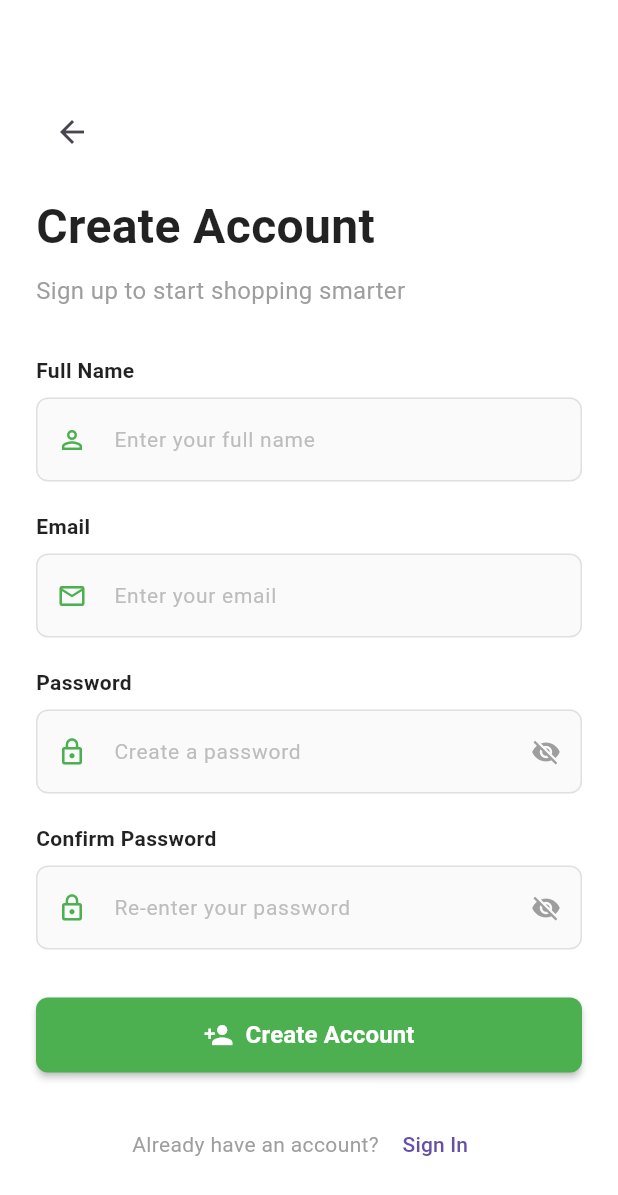
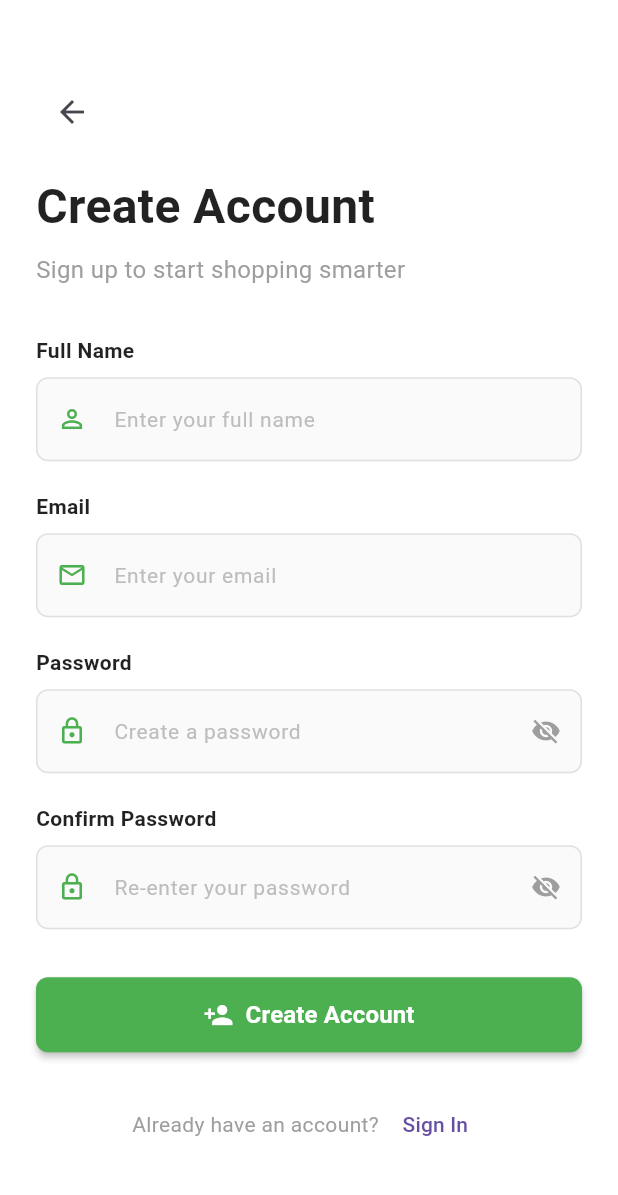
Before and after one commit to Naiman2000/Smart-Navigation-System, a Flutter app: the screen it shows after launch, after a tap on "Login", after a tap on "Sign Up", on a phone screen of 412 x 824 dp. Shown: the top 1195 px of the screen. Run offline on Flutter 3.47's test engine with Material 3 defaults, Android fonts, the phone set to English and light mode, and no system bars; our stand-ins replace cloud_firestore, firebase_auth, firebase_core, flutter_blue_plus; accounts and stored records are empty.

Commit message:
feat: implement initial Firebase setup, user authentication, and core application screens including login, register, map, and shopping list.

```diff
--- a/lib/main.dart
+++ b/lib/main.dart
@@ -15,6 +15,44 @@ import 'screens/profile_screen.dart';
 void main() async {
   // Ensure Flutter bindings are initialized
   WidgetsFlutterBinding.ensureInitialized();
+
+  // Check for placeholder credentials
+  if (DefaultFirebaseOptions.currentPlatform.apiKey == 'YOUR_API_KEY_HERE') {
+    runApp(
+      const MaterialApp(
+        home: Scaffold(
+          body: Center(
+            child: Padding(
+              padding: EdgeInsets.all(24.0),
+              child: Column(
+                mainAxisAlignment: MainAxisAlignment.center,
+                children: [
+                  Icon(
+                    Icons.warning_amber_rounded,
+                    color: Colors.red,
+                    size: 64,
+                  ),
+                  SizedBox(height: 16),
+                  Text(
+                    'Firebase Not Configured',
+                    style: TextStyle(fontSize: 24, fontWeight: FontWeight.bold),
+                  ),
+                  SizedBox(height: 16),
+                  Text(
+                    'The app is using placeholder Firebase credentials.\n\n'
+                    'Please run "flutterfire configure" or update "lib/firebase_options.dart" with your actual project keys.',
+                    textAlign: TextAlign.center,
+                    style: TextStyle(fontSize: 16),
+                  ),
+                ],
+              ),
+            ),
+          ),
+        ),
+      ),
+    );
+    return;
+  }
 
   // Initialize Firebase
   try {
--- a/lib/screens/login_screen.dart
+++ b/lib/screens/login_screen.dart
@@ -17,7 +17,6 @@ class _LoginScreenState extends State<LoginScreen> {
   final _firebaseService = FirebaseService();
 
   bool _isLoading = false;
-  String? _errorMessage;
 
   @override
   void dispose() {
@@ -33,7 +32,6 @@ class _LoginScreenState extends State<LoginScreen> {
 
     setState(() {
       _isLoading = true;
-      _errorMessage = null;
     });
 
     try {
@@ -46,17 +44,44 @@ class _LoginScreenState extends State<LoginScreen> {
         // Navigate to home screen
         Navigator.pushReplacementNamed(context, '/home');
       } else {
+        if (mounted) {
+          _showError('Login failed. Please try again.');
+        }
+      }
+    } catch (e) {
+      if (mounted) {
+        // Clean up error message
+        String message = e.toString();
+        if (message.startsWith('Exception: ')) {
+          message = message.substring(11);
+        }
+        _showError(message);
+      }
+    } finally {
+      if (mounted) {
         setState(() {
-          _errorMessage = 'Login failed. Please try again.';
           _isLoading = false;
         });
       }
-    } catch (e) {
-      setState(() {
-        _errorMessage = 'An error occurred: $e';
-        _isLoading = false;
-      });
     }
+  }
+
+  void _showError(String message) {
+    ScaffoldMessenger.of(context).showSnackBar(
+      SnackBar(
+        content: Row(
+          children: [
+            const Icon(Icons.error_outline, color: Colors.white),
+            const SizedBox(width: 12),
+            Expanded(child: Text(message)),
+          ],
+        ),
+        backgroundColor: Colors.red.shade600,
+        behavior: SnackBarBehavior.floating,
+        shape: RoundedRectangleBorder(borderRadius: BorderRadius.circular(8)),
+        margin: const EdgeInsets.all(16),
+      ),
+    );
   }
 
   Future<void> _handleForgotPassword() async {
@@ -159,27 +184,11 @@ class _LoginScreenState extends State<LoginScreen> {
       }
     } catch (e) {
       if (mounted) {
-        showDialog(
-          context: context,
-          builder: (context) => AlertDialog(
-            title: const Row(
-              children: [
-                Icon(Icons.error, color: Colors.red),
-                SizedBox(width: 8),
-                Text('Error'),
-              ],
-            ),
-            content: Text(
-              'Failed to send reset email.\n$e\n\nPlease make sure the email address is correct.',
-            ),
-            actions: [
-              TextButton(
-                onPressed: () => Navigator.pop(context),
-                child: const Text('OK'),
-              ),
-            ],
-          ),
-        );
+        String message = e.toString();
+        if (message.startsWith('Exception: ')) {
+          message = message.substring(11);
+        }
+        _showError(message);
       }
     }
   }
@@ -188,21 +197,17 @@ class _LoginScreenState extends State<LoginScreen> {
   Widget build(BuildContext context) {
     return Scaffold(
       body: SafeArea(
+        child: Center(
           child: SingleChildScrollView(
             padding: const EdgeInsets.all(24.0),
             child: Form(
               key: _formKey,
               child: Column(
                 crossAxisAlignment: CrossAxisAlignment.stretch,
+                mainAxisAlignment: MainAxisAlignment.center,
                 children: [
-                const SizedBox(height: 60),
-
                   // Logo/Icon
-                Icon(
-                  Icons.navigation,
-                  size: 80,
-                  color: Colors.green,
-                ),
+                  const Icon(Icons.navigation, size: 80, color: Colors.green),
                   const SizedBox(height: 16),
 
                   // Title
@@ -218,38 +223,10 @@ class _LoginScreenState extends State<LoginScreen> {
                   const SizedBox(height: 8),
                   const Text(
                     'Your Personal Shopping Assistant',
-                  style: TextStyle(
-                    fontSize: 16,
-                    color: Colors.grey,
-                  ),
+                    style: TextStyle(fontSize: 16, color: Colors.grey),
                     textAlign: TextAlign.center,
                   ),
                   const SizedBox(height: 48),
-
-                // Error Message
-                if (_errorMessage != null) ...[
-                  Container(
-                    padding: const EdgeInsets.all(12),
-                    decoration: BoxDecoration(
-                      color: Colors.red.shade50,
-                      borderRadius: BorderRadius.circular(8),
-                      border: Border.all(color: Colors.red),
-                    ),
-                    child: Row(
-                      children: [
-                        Icon(Icons.error_outline, color: Colors.red, size: 20),
-                        const SizedBox(width: 8),
-                        Expanded(
-                          child: Text(
-                            _errorMessage!,
-                            style: const TextStyle(color: Colors.red),
-                          ),
-                        ),
-                      ],
-                    ),
-                  ),
-                  const SizedBox(height: 16),
-                ],
 
                   // Email Field
                   InputField(
@@ -308,8 +285,8 @@ class _LoginScreenState extends State<LoginScreen> {
                       ),
                     ],
                   ),
-                const SizedBox(height: 32),
                 ],
+              ),
             ),
           ),
         ),
--- a/lib/screens/register_screen.dart
+++ b/lib/screens/register_screen.dart
@@ -19,7 +19,6 @@ class _RegisterScreenState extends State<RegisterScreen> {
   final _firebaseService = FirebaseService();
 
   bool _isLoading = false;
-  String? _errorMessage;
 
   @override
   void dispose() {
@@ -36,15 +35,12 @@ class _RegisterScreenState extends State<RegisterScreen> {
     }
 
     if (_passwordController.text != _confirmPasswordController.text) {
-      setState(() {
-        _errorMessage = 'Passwords do not match';
-      });
+      _showError('Passwords do not match');
       return;
     }
 
     setState(() {
       _isLoading = true;
-      _errorMessage = null;
     });
 
     try {
@@ -58,17 +54,43 @@ class _RegisterScreenState extends State<RegisterScreen> {
         // Navigate to home screen
         Navigator.pushReplacementNamed(context, '/home');
       } else {
+        if (mounted) {
+          _showError('Registration failed. Please try again.');
+        }
+      }
+    } catch (e) {
+      if (mounted) {
+        String message = e.toString();
+        if (message.startsWith('Exception: ')) {
+          message = message.substring(11);
+        }
+        _showError(message);
+      }
+    } finally {
+      if (mounted) {
         setState(() {
-          _errorMessage = 'Registration failed. Please try again.';
           _isLoading = false;
         });
       }
-    } catch (e) {
-      setState(() {
-        _errorMessage = 'An error occurred: $e';
-        _isLoading = false;
-      });
     }
+  }
+
+  void _showError(String message) {
+    ScaffoldMessenger.of(context).showSnackBar(
+      SnackBar(
+        content: Row(
+          children: [
+            const Icon(Icons.error_outline, color: Colors.white),
+            const SizedBox(width: 12),
+            Expanded(child: Text(message)),
+          ],
+        ),
+        backgroundColor: Colors.red.shade600,
+        behavior: SnackBarBehavior.floating,
+        shape: RoundedRectangleBorder(borderRadius: BorderRadius.circular(8)),
+        margin: const EdgeInsets.all(16),
+      ),
+    );
   }
 
   String? _validateConfirmPassword(String? value) {
@@ -85,15 +107,15 @@ class _RegisterScreenState extends State<RegisterScreen> {
   Widget build(BuildContext context) {
     return Scaffold(
       body: SafeArea(
+        child: Center(
           child: SingleChildScrollView(
             padding: const EdgeInsets.all(24.0),
             child: Form(
               key: _formKey,
               child: Column(
                 crossAxisAlignment: CrossAxisAlignment.stretch,
+                mainAxisAlignment: MainAxisAlignment.center,
                 children: [
-                const SizedBox(height: 40),
-
                   // Back Button
                   Align(
                     alignment: Alignment.centerLeft,
@@ -116,37 +138,9 @@ class _RegisterScreenState extends State<RegisterScreen> {
                   const SizedBox(height: 8),
                   const Text(
                     'Sign up to start shopping smarter',
-                  style: TextStyle(
-                    fontSize: 16,
-                    color: Colors.grey,
-                  ),
+                    style: TextStyle(fontSize: 16, color: Colors.grey),
                   ),
                   const SizedBox(height: 32),
-
-                // Error Message
-                if (_errorMessage != null) ...[
-                  Container(
-                    padding: const EdgeInsets.all(12),
-                    decoration: BoxDecoration(
-                      color: Colors.red.shade50,
-                      borderRadius: BorderRadius.circular(8),
-                      border: Border.all(color: Colors.red),
-                    ),
-                    child: Row(
-                      children: [
-                        Icon(Icons.error_outline, color: Colors.red, size: 20),
-                        const SizedBox(width: 8),
-                        Expanded(
-                          child: Text(
-                            _errorMessage!,
-                            style: const TextStyle(color: Colors.red),
-                          ),
-                        ),
-                      ],
-                    ),
-                  ),
-                  const SizedBox(height: 16),
-                ],
 
                   // Name Field
                   InputField(
@@ -217,8 +211,8 @@ class _RegisterScreenState extends State<RegisterScreen> {
                       ),
                     ],
                   ),
-                const SizedBox(height: 32),
                 ],
+              ),
             ),
           ),
         ),
```
Also changed, not shown: lib/services/firebase_service.dart (+50 -25 lines), firebase.json (added), lib/firebase_options.dart, 4 other files. Lines whose indentation alone changed are shown as unchanged.
